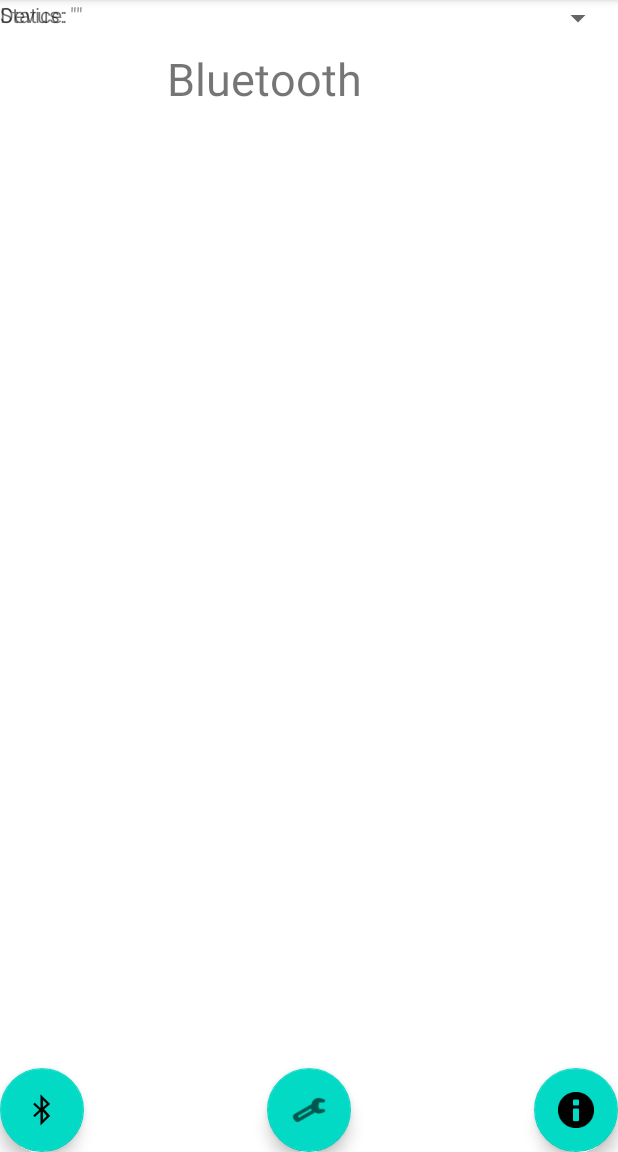
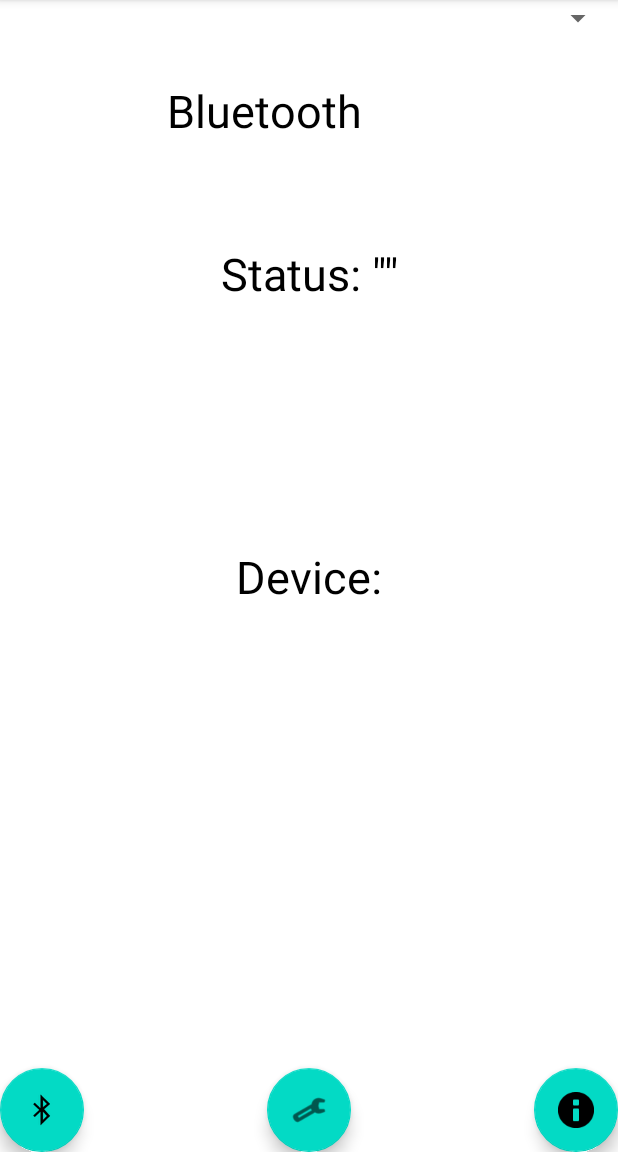
Before and after one commit to steven-mu12/covid-radar, an Android app: the screen it shows after launch (MainActivity), after a tap on an icon or button, on a phone screen of 412 x 824 dp, the part 84-1236 px from its top. Run offline under Robolectric (Android 15) with nearby library versions, the phone set to English and light mode, and no system bars.

Commit message:
Everything in the bluetooth page is anchored properly. The bluetooth page works on the A21

```diff
--- a/app/src/main/res/layout/bluetooth.xml
+++ b/app/src/main/res/layout/bluetooth.xml
@@ -51,9 +51,10 @@
         android:id="@+id/textView"
         android:layout_width="239dp"
         android:layout_height="56dp"
-        android:layout_marginTop="32dp"
         android:text="Bluetooth"
+        android:textColor="#000000"
         android:textSize="30sp"
+        app:layout_constraintBottom_toTopOf="@+id/textView6"
         app:layout_constraintEnd_toEndOf="parent"
         app:layout_constraintHorizontal_bias="0.646"
         app:layout_constraintStart_toStartOf="parent"
@@ -71,16 +72,24 @@
         android:layout_width="wrap_content"
         android:layout_height="wrap_content"
         android:text="Device:"
-        tools:layout_editor_absoluteX="3dp"
-        tools:layout_editor_absoluteY="216dp" />
+        android:textColor="#000000"
+        android:textSize="30sp"
+        app:layout_constraintBottom_toBottomOf="parent"
+        app:layout_constraintEnd_toEndOf="parent"
+        app:layout_constraintStart_toStartOf="parent"
+        app:layout_constraintTop_toTopOf="parent" />
 
     <TextView
         android:id="@+id/textView6"
         android:layout_width="wrap_content"
         android:layout_height="wrap_content"
         android:text='Status: ""'
-        tools:layout_editor_absoluteX="6dp"
-        tools:layout_editor_absoluteY="305dp" />
+        android:textColor="#000000"
+        android:textSize="30sp"
+        app:layout_constraintBottom_toTopOf="@+id/textView3"
+        app:layout_constraintEnd_toEndOf="parent"
+        app:layout_constraintStart_toStartOf="parent"
+        app:layout_constraintTop_toTopOf="parent" />
 
 
 </androidx.constraintlayout.widget.ConstraintLayout>
```
